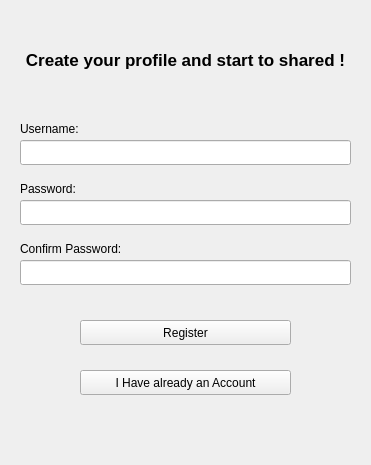
Old version of the form Login/registrationdialog.ui in the repository cosimo265598/Edilive.
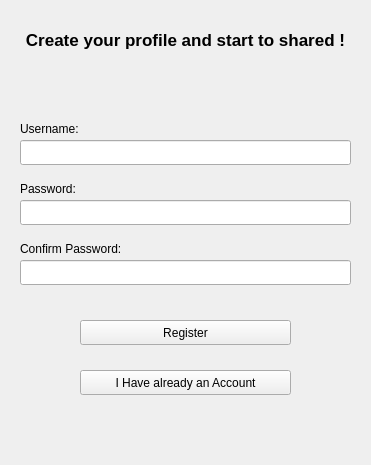
New version of the form.

What changed in the file:
```diff
--- a/Login/registrationdialog.ui
+++ b/Login/registrationdialog.ui
@@ -95,7 +95,7 @@
    <property name="geometry">
     <rect>
      <x>10</x>
-     <y>50</y>
+     <y>30</y>
      <width>351</width>
      <height>20</height>
     </rect>
```
Left out of the diff: 29 changed lines with no effect on the pictures.
